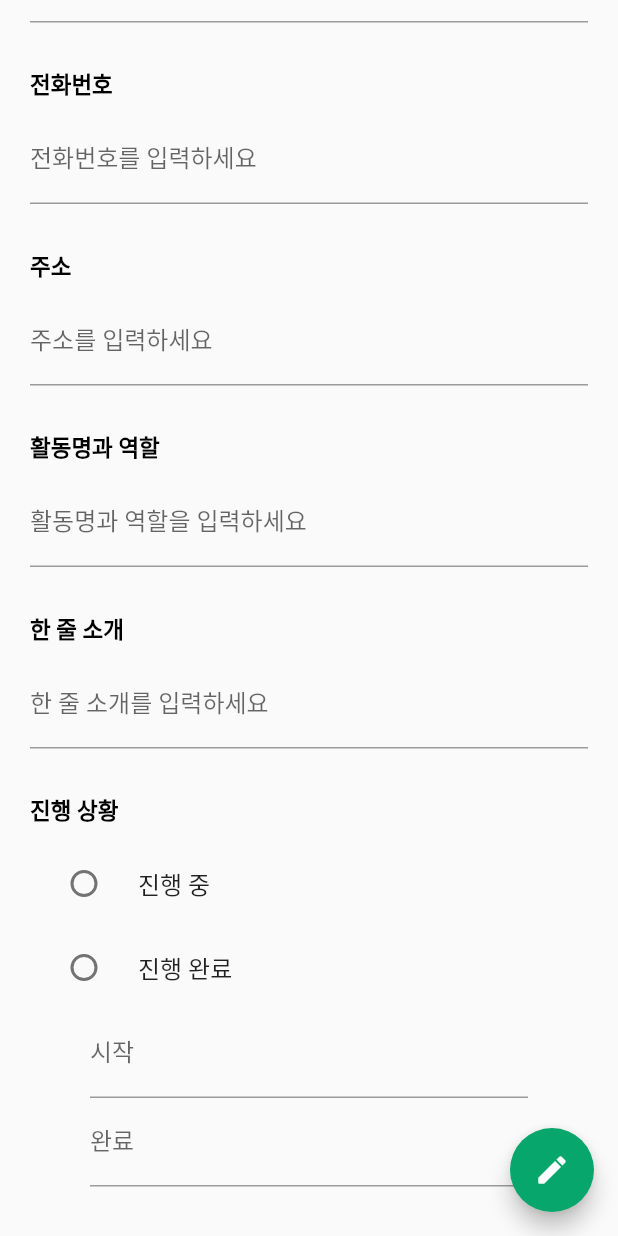
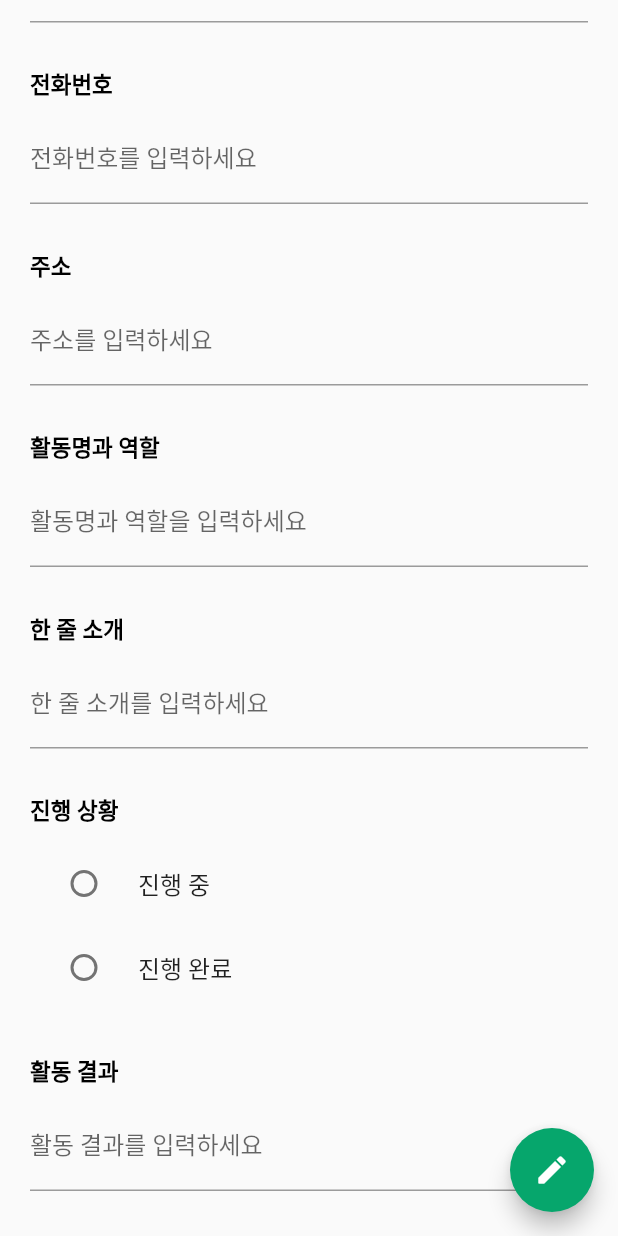
Before and after one commit to 2022-CoKothon-3355/Youth-PoCa, a Flutter app: the WritePage screen opened by its route, scrolled down 520 dp, on a phone screen of 412 x 824 dp. Run offline on Flutter 3.47's test engine with Material 2 defaults, Android fonts, the phone set to English and light mode, and no system bars; our stand-ins replace carousel_slider.

Commit message:
Feat : 시작날짜와 완료날짜 Visiblity 속성 추가

```diff
--- a/Youth-Poca-Client/lib/pages/write_page.dart
+++ b/Youth-Poca-Client/lib/pages/write_page.dart
@@ -244,22 +244,27 @@ class _WritePageState extends State<WritePage> {
                               Padding(
                                 padding:
                                     const EdgeInsets.symmetric(horizontal: 40),
+                                child: Visibility(
+                                  visible: progressing ? false : true,
                                   child: Column(
                                     children: [
                                       TextFormField(
                                         decoration: InputDecoration(
-                                        labelText: "시작",
+                                          labelText:
+                                              "시작 날짜를 적어주세요 (ex. 220101)",
                                         ),
                                         controller: _progressStartText,
                                       ),
                                       SizedBox(width: 10),
                                       TextFormField(
                                         decoration: InputDecoration(
-                                        labelText: "완료",
+                                          labelText:
+                                              "완료 날짜를 적어주세요 (ex. 221231)",
                                         ),
                                         controller: _progressEndText,
                                       ),
                                     ],
+                                  ),
                                 ),
                               )
                             ],
```
Lines whose indentation alone changed are shown as unchanged.
